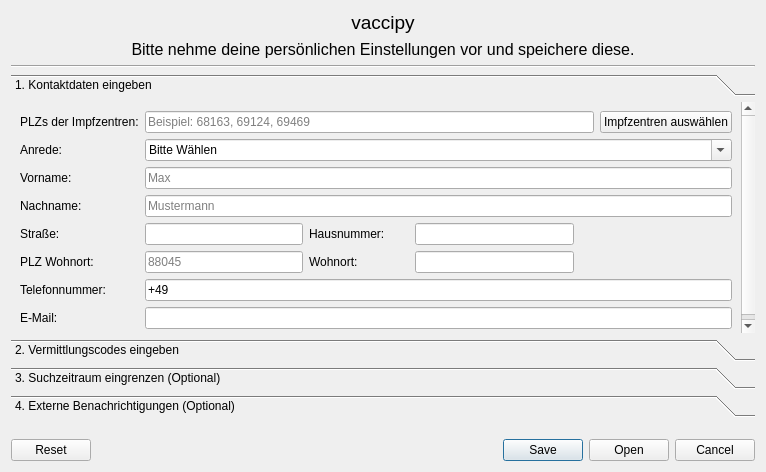
Qt form tools/gui/kontaktdaten.ui (timreibe/vaccipy) before a commit.
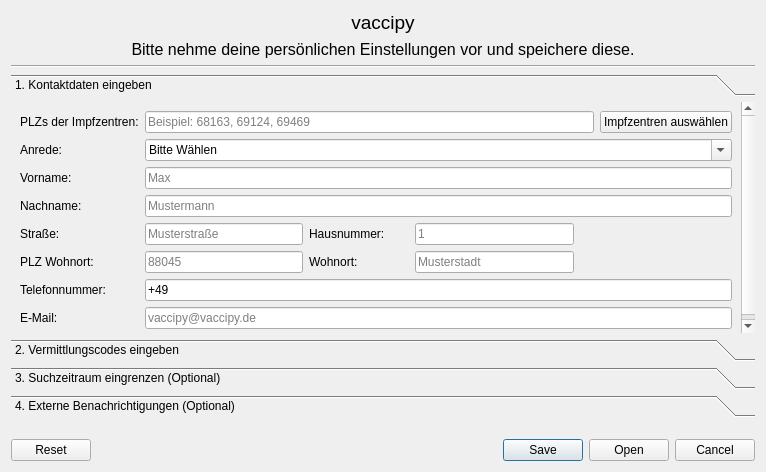
The same form after that commit.

Diff of the .ui file:
```diff
--- a/tools/gui/kontaktdaten.ui
+++ b/tools/gui/kontaktdaten.ui
@@ -215,6 +215,9 @@
              <height>0</height>
             </size>
            </property>
+           <property name="placeholderText">
+            <string>Musterstraße</string>
+           </property>
            <property name="clearButtonEnabled">
             <bool>false</bool>
            </property>
@@ -225,6 +228,9 @@
            <property name="inputMask">
             <string/>
            </property>
+           <property name="placeholderText">
+            <string>1</string>
+           </property>
            <property name="clearButtonEnabled">
             <bool>false</bool>
            </property>
@@ -256,6 +262,9 @@
         <layout class="QGridLayout" name="plz_grid_layout">
          <item row="0" column="3">
           <widget class="QLineEdit" name="i_wohnort">
+           <property name="placeholderText">
+            <string>Musterstadt</string>
+           </property>
            <property name="clearButtonEnabled">
             <bool>false</bool>
            </property>
@@ -334,6 +343,9 @@
        </item>
        <item row="7" column="1">
         <widget class="QLineEdit" name="i_mail">
+         <property name="placeholderText">
+          <string>vaccipy@vaccipy.de</string>
+         </property>
          <property name="clearButtonEnabled">
           <bool>false</bool>
          </property>
```
Left out of the diff: 33 changed lines with no effect on the pictures.
